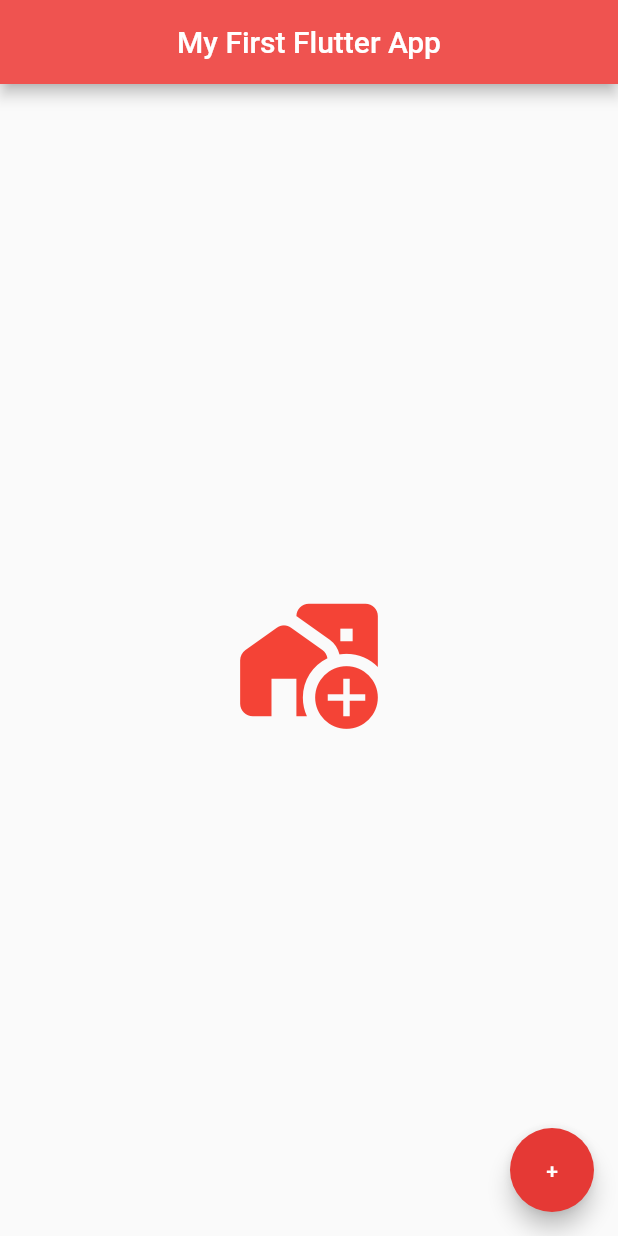
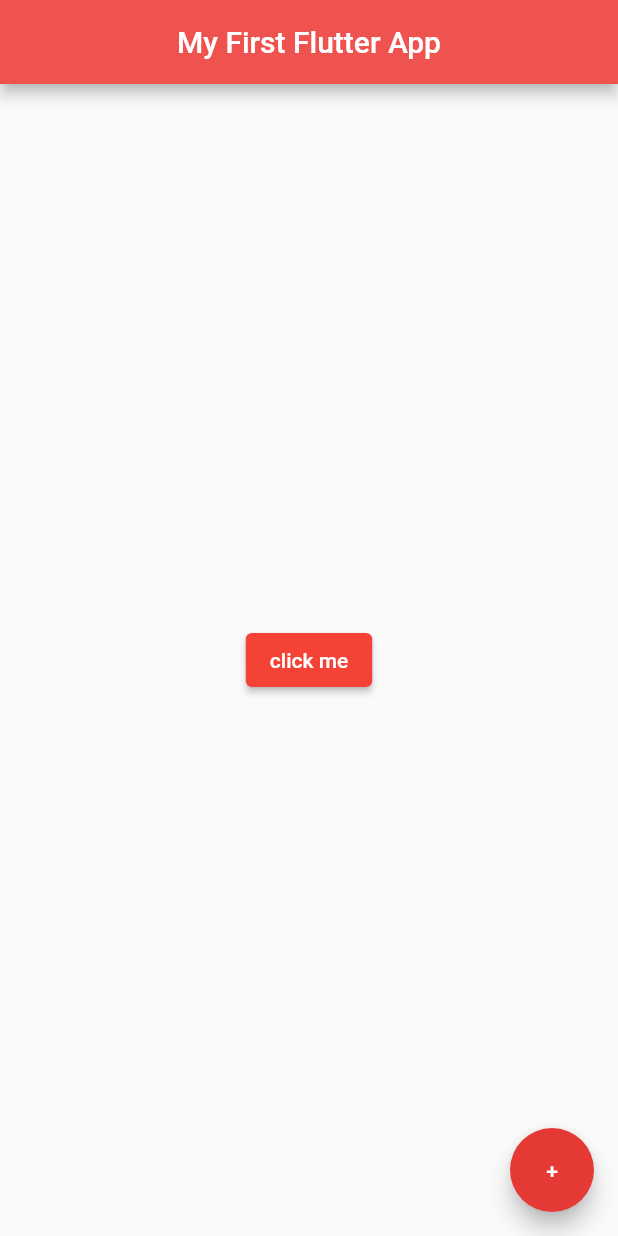
Before and after one commit to mekukun/flutter-exercise, a Flutter app: the screen it shows after launch, on a phone screen of 412 x 824 dp. Run offline on Flutter 3.47's test engine with Material 2 defaults, Android fonts, the light colour scheme and no system bars.

Commit message:
Using ElevatedButton

```diff
--- a/flutter_app_one/lib/main.dart
+++ b/flutter_app_one/lib/main.dart
@@ -16,12 +16,13 @@ class Home extends StatelessWidget {
         centerTitle: true,
         backgroundColor: Colors.red[400],
       ),
-      body: const Center(
+      body: Center(
           // Image.network("assets/gf.jpg")
-          child: Icon(
-        Icons.add_home_work_rounded,
-        color: Colors.red,
-        size: 100,
+          child: ElevatedButton(
+        onPressed: () {},
+        style: ButtonStyle(
+            backgroundColor: MaterialStateProperty.all<Color>(Colors.red)),
+        child: const Text("click me"),
       )),
       floatingActionButton: FloatingActionButton(
         onPressed: () {},
```
